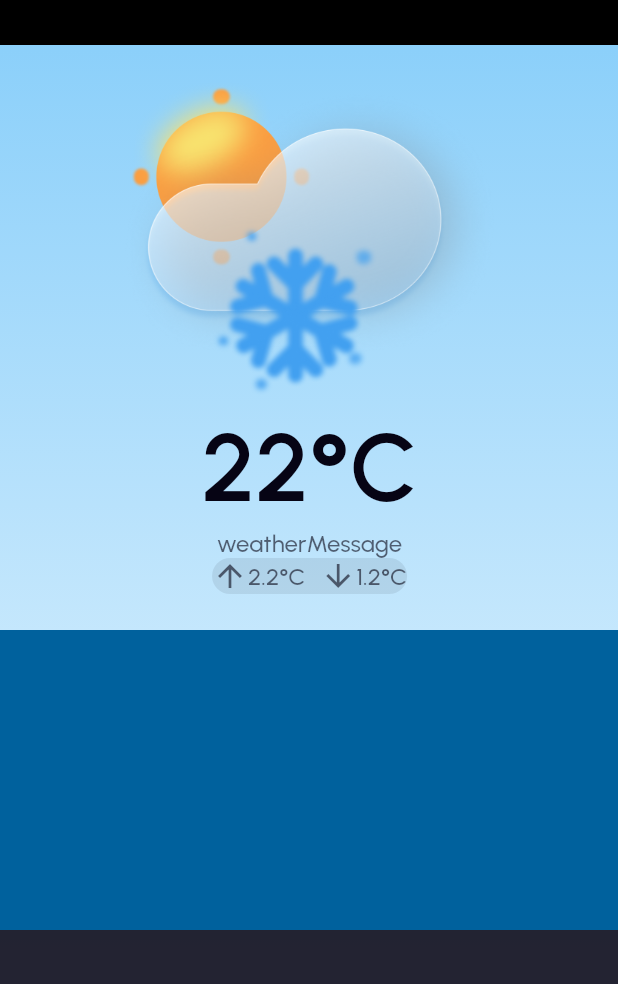
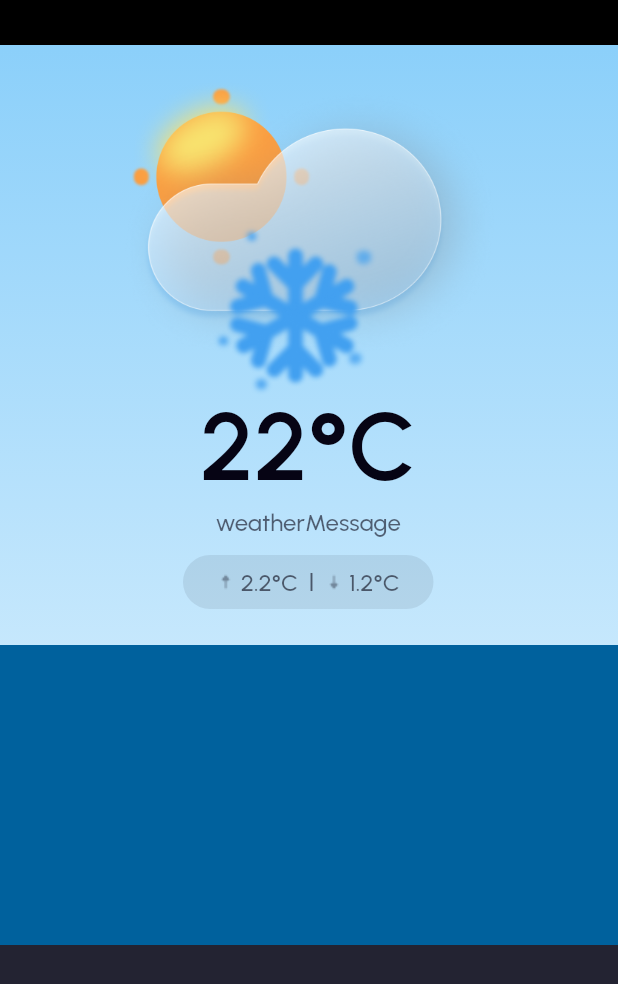
Before and after one commit to Newyork-Squad/weather_app, a Flutter app: the screen it shows after launch, on a phone screen of 412 x 824 dp. Shown: the top 984 px of the screen. Run offline on Flutter 3.47's test engine with Material 3 defaults, Android fonts, the phone set to English and light mode, and no system bars.

Commit message:
refactor:  CurrentWeather widget UI

```diff
--- a/lib/ui/widget/current_weather.dart
+++ b/lib/ui/widget/current_weather.dart
@@ -19,15 +19,15 @@ class CurrentWeather extends StatefulWidget {
   final double minTemp;
 
   @override
-  _CurrentWeatherState createState() => _CurrentWeatherState();
+  State<CurrentWeather> createState() => _CurrentWeatherState();
 }
 
 class _CurrentWeatherState extends State<CurrentWeather> {
   @override
   Widget build(BuildContext context) {
-    const maxHeight = 390.0;
+    const maxHeight = 400.0;
     const minHeight = 215.0;
-    const titleWidth = 145.0;
+    const titleWidth = 166.0;
     return SliverAppBar(
       floating: true,
       collapsedHeight: minHeight,
@@ -63,7 +63,7 @@ class _CurrentWeatherState extends State<CurrentWeather> {
                   left: imageLeftPadding,
                   bottom: currentHeight - minHeight - 20,
                   child: Transform.scale(
-                    alignment: Alignment.centerLeft,
+                    alignment: Alignment.topLeft,
                     scale: shrinkPercentage.clamp(0.8, 1.0),
                     child: Image(
                       image: AssetImage(
@@ -131,10 +131,13 @@ class _WeatherInfoColumnState extends State<WeatherInfoColumn> {
           maxLines: 1,
           overflow: TextOverflow.ellipsis,
         ),
-        Text(
+        Padding(
+          padding: const EdgeInsets.only(bottom: 12.0),
+          child: Text(
             widget.weatherMessage,
             style: theme.typography.textTheme.labelLarge?.copyWith(
               color: alphaShadePrimaryColor,
+            ),
           ),
         ),
         Container(
@@ -142,19 +145,45 @@ class _WeatherInfoColumnState extends State<WeatherInfoColumn> {
             color: theme.colors.shadePrimary.withValues(alpha: 0.08),
             borderRadius: BorderRadius.circular(100),
           ),
+          child: Padding(
+            padding: const EdgeInsets.symmetric(
+              vertical: 8.0,
+              horizontal: 22.5,
+            ),
             child: Row(
               mainAxisSize: MainAxisSize.min,
               mainAxisAlignment: MainAxisAlignment.center,
               children: [
-              Icon(Icons.arrow_upward, color: alphaShadePrimaryColor),
+                Padding(
+                  padding: const EdgeInsets.only(right: 4.0),
+                  child: ImageIcon(
+                    AssetImage('assets/icons/arrow_up.png'),
+                    color: alphaShadePrimaryColor,
+                    size: 12,
+                  ),
+                ),
                 Text(
                   '${widget.maxTemp}°C',
                   style: theme.typography.textTheme.labelLarge?.copyWith(
                     color: alphaShadePrimaryColor,
                   ),
                 ),
-              SizedBox(width: 10),
-              Icon(Icons.arrow_downward, color: alphaShadePrimaryColor),
+                RotatedBox(
+                  quarterTurns: 1,
+                  child: Icon(
+                    Icons.horizontal_rule,
+                    color: alphaShadePrimaryColor,
+                    size: 18,
+                  ),
+                ),
+                Padding(
+                  padding: const EdgeInsets.only(right: 4.0),
+                  child: ImageIcon(
+                    AssetImage('assets/icons/arrow_down.png'),
+                    color: alphaShadePrimaryColor,
+                    size: 12,
+                  ),
+                ),
                 Text(
                   '${widget.minTemp}°C',
                   style: theme.typography.textTheme.labelLarge?.copyWith(
@@ -164,6 +193,7 @@ class _WeatherInfoColumnState extends State<WeatherInfoColumn> {
               ],
             ),
           ),
+        ),
       ],
     );
   }
```
Lines whose indentation alone changed are shown as unchanged.
